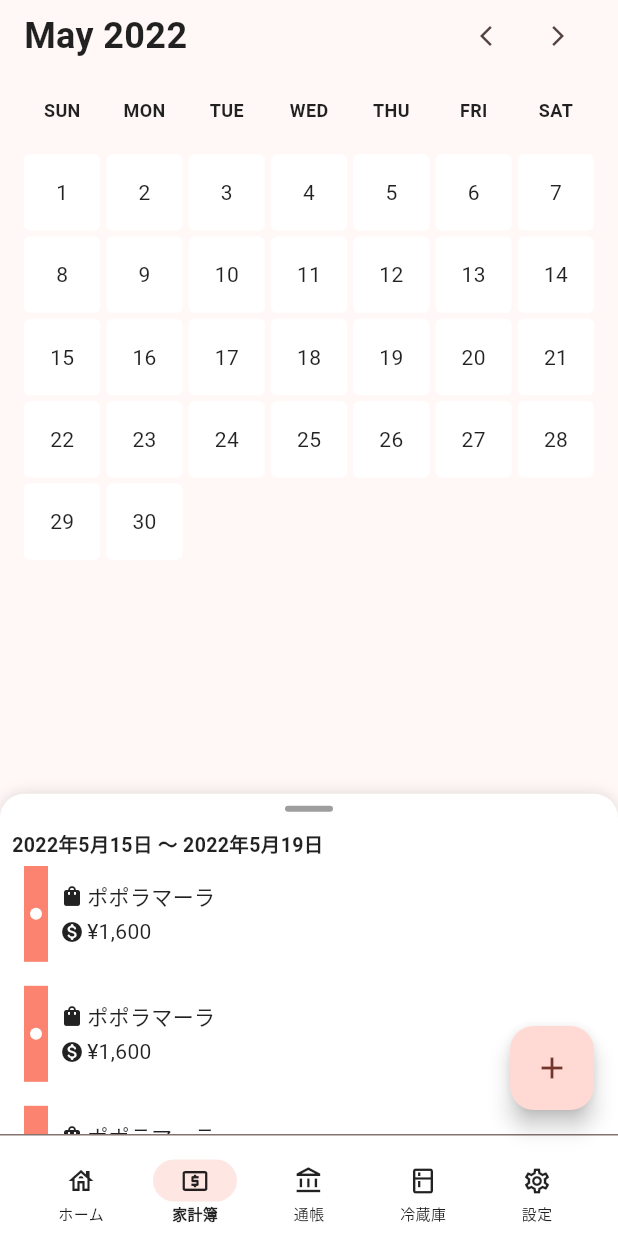
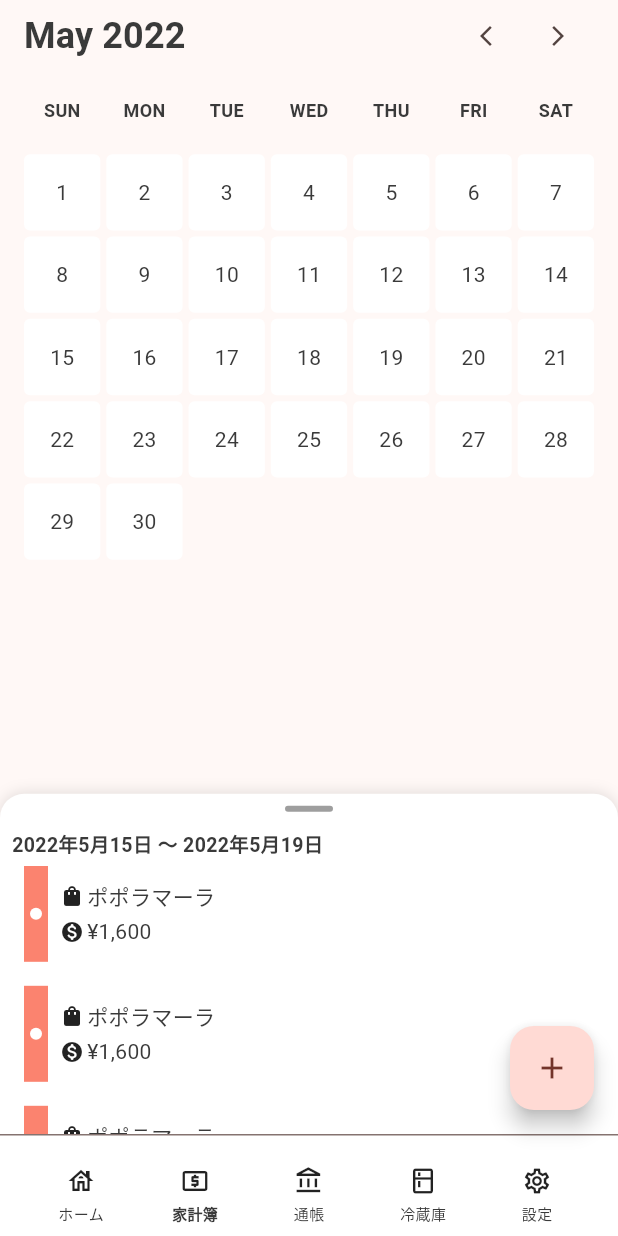
Before and after one commit to m-kodama/kakeibooo-flutter, a Flutter app: the screen it shows after launch, on a phone screen of 412 x 824 dp. Run offline on Flutter 3.47's test engine with Material 2 defaults, Android fonts, the phone set to English and light mode, and no system bars; our stand-ins replace google_fonts, hooks_riverpod; statements that could not run were skipped.

Commit message:
feat: 色定義を更新

```diff
--- a/lib/core/app_color.dart
+++ b/lib/core/app_color.dart
@@ -3,6 +3,13 @@ import 'package:flutter/material.dart';
 class AppColors {
   const AppColors._();
 
-  static Color primaryColor = const Color(0xFFFB836F);
-  static Color secondaryColor = const Color(0xFF6667AB);
+  static Color primary = const Color(0xFFFB836F);
+  static Color palePrimary = const Color(0xFFFF9B8A);
+  static Color secondary = const Color(0xFF6667AB);
+  static Color paleSecondary = const Color(0xFF8587DE);
+  static Color font = const Color(0xFF3A3A3A);
+  static Color paleFont = const Color(0xFF6A6A6A);
+  static Color vividGray = const Color(0xFFAAAAAA);
+  static Color gray = const Color(0xFFEEEEEE);
+  static Color paleGray = const Color(0xFFF6F6F6);
 }
--- a/lib/core/app_theme.dart
+++ b/lib/core/app_theme.dart
@@ -7,13 +7,16 @@ class AppTheme {
 
   static ThemeData _getBase(Brightness brightness) => ThemeData(
         brightness: brightness,
-        colorSchemeSeed: AppColors.primaryColor,
+        colorSchemeSeed: AppColors.primary,
         useMaterial3: true,
         textTheme: GoogleFonts.mPlusRounded1cTextTheme(
           brightness == Brightness.light
               ? ThemeData.light().textTheme
               : ThemeData.dark().textTheme,
-        ).copyWith(),
+        ).copyWith().apply(
+              displayColor: AppColors.font,
+              bodyColor: AppColors.font,
+            ),
         visualDensity: VisualDensity.adaptivePlatformDensity,
       );
 
--- a/lib/feature/calendar/ui/calendar_page.dart
+++ b/lib/feature/calendar/ui/calendar_page.dart
@@ -149,7 +149,7 @@ class _ReceiptCard extends StatelessWidget {
           Container(
             width: 16,
             height: 64,
-            color: AppColors.primaryColor,
+            color: AppColors.primary,
             child: Center(
               child: Container(
                 width: 8,
@@ -219,10 +219,10 @@ class _CalendarTitleRow extends StatelessWidget {
       children: [
         Text(
           'May 2022',
-          style: GoogleFonts.mPlusRounded1c(
-            fontSize: 24,
-            fontWeight: FontWeight.bold,
-          ),
+          style: Theme.of(context).textTheme.titleSmall!.copyWith(
+                fontSize: 24,
+                fontWeight: FontWeight.bold,
+              ),
         ),
         const Spacer(),
         IconButton(
```
